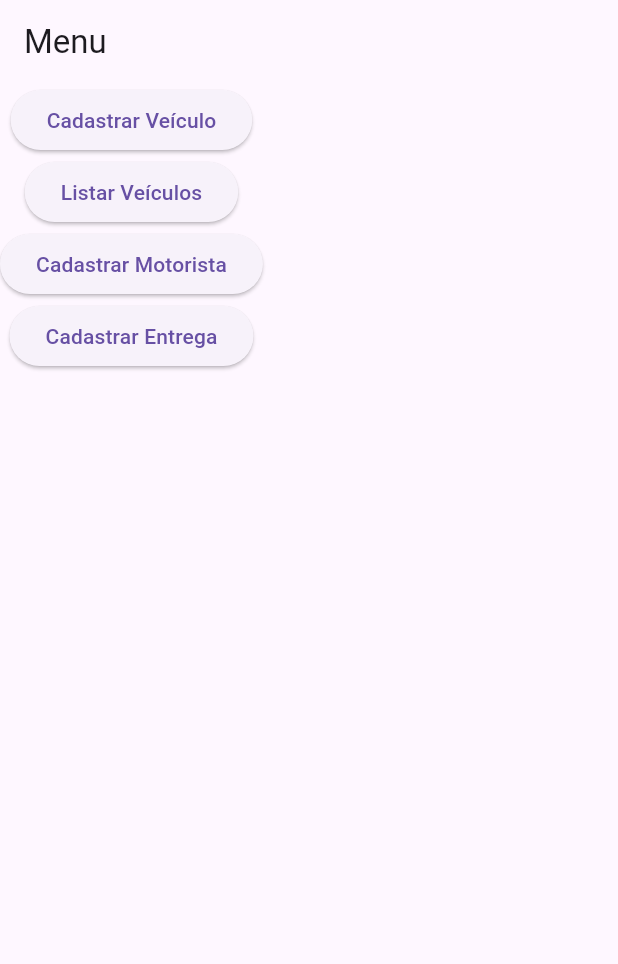
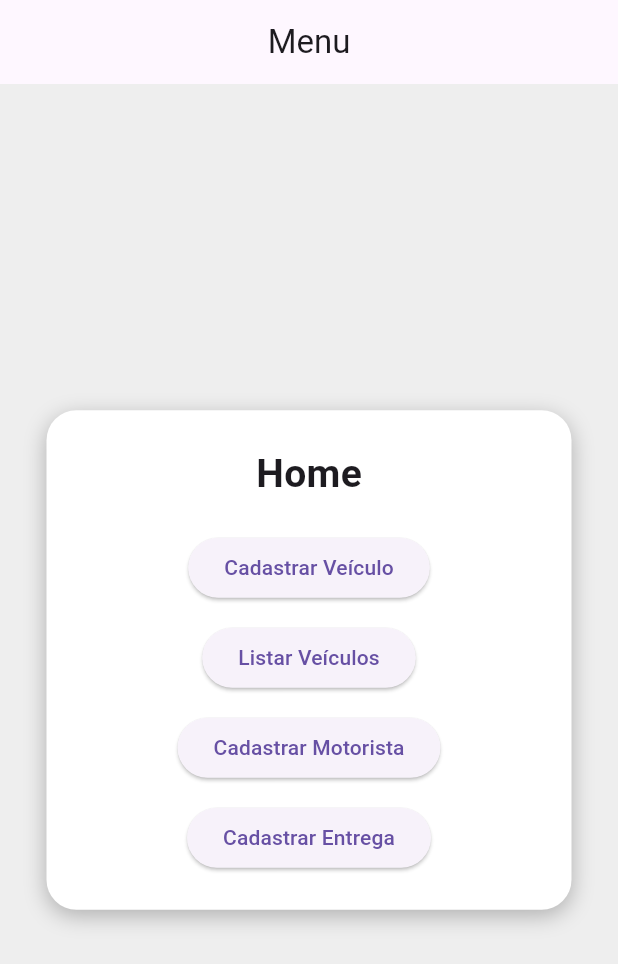
Before and after one commit to GabrielLucim/gestao_frota, a Flutter app: the screen it shows after launch, on a phone screen of 412 x 824 dp. Shown: the top 964 px of the screen. Run offline on Flutter 3.47's test engine with Material 3 defaults, Android fonts, the phone set to English and light mode, and no system bars.

Commit message:
mudança na dashboard

```diff
--- a/lib/telas/tela_cadastro_motorista.dart
+++ b/lib/telas/tela_cadastro_motorista.dart
@@ -43,7 +43,7 @@ class _TelaCadastroMotoristaState extends State<TelaCadastroMotorista> {
 
               TextFormField(
                 decoration: InputDecoration(
-                  labelText: 'Categoria CNH (A, B, C...)',
+                  labelText: 'Categoria CNH (B, C...)',
                   border: OutlineInputBorder(),
                 ),
                 onSaved: (v) => categoria = v!,
--- a/lib/telas/tela_dashboard.dart
+++ b/lib/telas/tela_dashboard.dart
@@ -4,28 +4,62 @@ class TelaDashboard extends StatelessWidget {
   @override
   Widget build(BuildContext context) {
     return Scaffold(
-      appBar: AppBar(title: Text('Menu')),
-      body: Column(
+      appBar: AppBar(title: Text('Menu'), centerTitle: true),
+      body: Center(
+        child: Container(
+          width: 350,
+          padding: EdgeInsets.all(24),
+          decoration: BoxDecoration(
+            color: Colors.white,
+            borderRadius: BorderRadius.circular(20),
+            boxShadow: [
+              BoxShadow(
+                blurRadius: 12,
+                color: Colors.black26,
+                offset: Offset(0, 4),
+              ),
+            ],
+          ),
+          child: Column(
+            mainAxisSize: MainAxisSize.min,
             children: [
+              Text(
+                "Home",
+                style: TextStyle(fontSize: 26, fontWeight: FontWeight.bold),
+              ),
+              SizedBox(height: 20),
+
               ElevatedButton(
-            onPressed: () => Navigator.pushNamed(context, '/cadastro-veiculo'),
+                onPressed: () =>
+                    Navigator.pushNamed(context, '/cadastro-veiculo'),
                 child: Text('Cadastrar Veículo'),
               ),
+              SizedBox(height: 12),
+
               ElevatedButton(
-            onPressed: () => Navigator.pushNamed(context, '/lista-veiculos'),
+                onPressed: () =>
+                    Navigator.pushNamed(context, '/lista-veiculos'),
                 child: Text('Listar Veículos'),
               ),
+              SizedBox(height: 12),
+
               ElevatedButton(
                 onPressed: () =>
                     Navigator.pushNamed(context, '/cadastro-motorista'),
                 child: Text('Cadastrar Motorista'),
               ),
+              SizedBox(height: 12),
+
               ElevatedButton(
-            onPressed: () => Navigator.pushNamed(context, '/cadastro-entrega'),
+                onPressed: () =>
+                    Navigator.pushNamed(context, '/cadastro-entrega'),
                 child: Text('Cadastrar Entrega'),
               ),
             ],
           ),
+        ),
+      ),
+      backgroundColor: Colors.grey.shade200,
     );
   }
 }
```
Also changed, not shown: pubspec.lock. Lines whose indentation alone changed are shown as unchanged.
